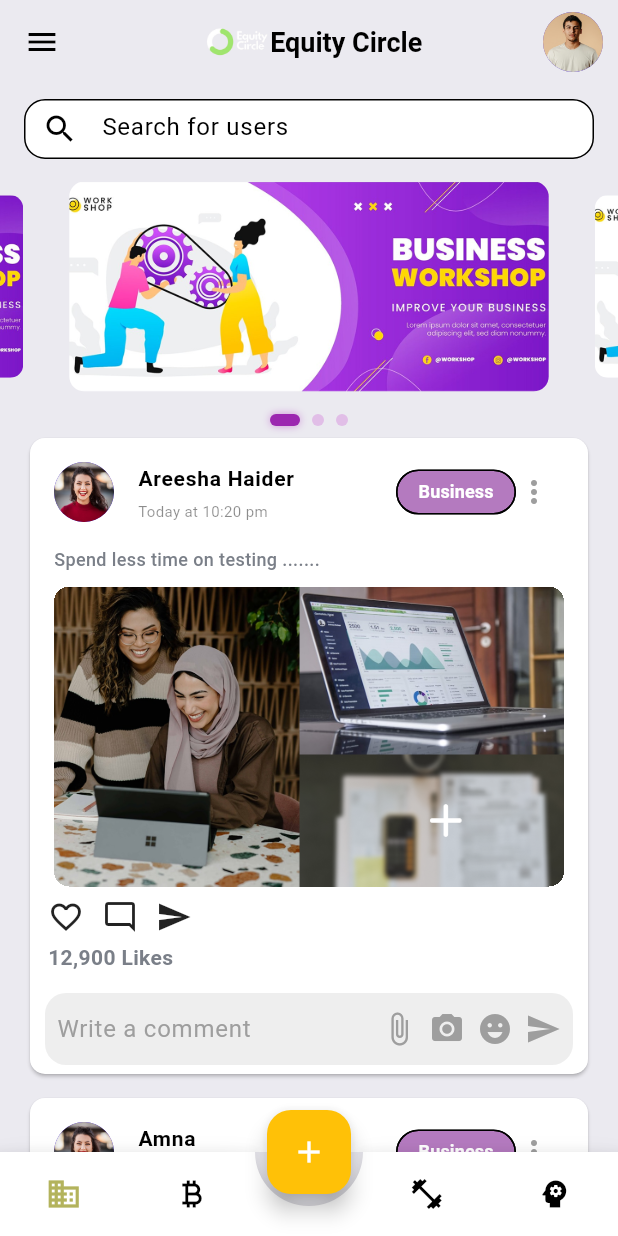
After one commit to WasimMirzaDev/EquityCircleFlutterApp, a Flutter app: the Feednav screen opened by its route, on a phone screen of 412 x 824 dp. The commit adds this screen. Run offline on Flutter 3.47's test engine with Material 3 defaults, Android fonts, the phone set to English and light mode, and no system bars; drawn by our look-alikes of animated_bottom_navigation_bar, carousel_slider; our stand-ins replace dio, flutter_dotenv, go_router, google_fonts, shared_preferences; accounts and stored records are empty.

Commit message:
feedscreen ui

```diff
--- /dev/null
+++ b/lib/features/feeds/feedNav.dart
@@ -0,0 +1,58 @@
+import 'package:equitycircle/features/feeds/feedScreen.dart';
+import 'package:animated_bottom_navigation_bar/animated_bottom_navigation_bar.dart';
+import 'package:flutter/material.dart';
+
+class Feednav extends StatefulWidget {
+  Feednav({super.key});
+
+  @override
+  _FeednavState createState() => _FeednavState();
+}
+
+class _FeednavState extends State<Feednav> {
+  int _selectedIndex = 0;
+
+  static List<Widget> _widgetOptions = <Widget>[
+    FeedbackPage(),
+    Center(child: Text("Bitcoin")),
+    Center(child: Text("Fitness")),
+    Center(child: Text("Psychology")),
+  ];
+
+  final List<IconData> iconList = [
+    Icons.business,
+    Icons.currency_bitcoin,
+    Icons.fitness_center,
+    Icons.psychology,
+  ];
+
+  void ontapItem(int index) {
+    setState(() {
+      _selectedIndex = index;
+    });
+  }
+
+  @override
+  Widget build(BuildContext context) {
+    return Scaffold(
+      resizeToAvoidBottomInset: false,
+      body: _widgetOptions.elementAt(_selectedIndex),
+      floatingActionButton: FloatingActionButton(
+        onPressed: () {},
+        backgroundColor: Colors.amber,
+        child: Icon(Icons.add, color: Colors.white),
+      ),
+      floatingActionButtonLocation: FloatingActionButtonLocation.centerDocked,
+      bottomNavigationBar: AnimatedBottomNavigationBar(
+        icons: iconList,
+        activeIndex: _selectedIndex,
+        gapLocation: GapLocation.center,
+        notchSmoothness: NotchSmoothness.softEdge,
+        backgroundColor: Colors.white,
+        activeColor: Color(0xFFb3b35c),
+        inactiveColor: Colors.black,
+        onTap: ontapItem,
+      ),
+    );
+  }
+}
--- /dev/null
+++ b/lib/features/feeds/feedScreen.dart
@@ -0,0 +1,293 @@
+import 'package:carousel_slider/carousel_slider.dart';
+import 'package:flutter/material.dart';
+
+class FeedbackPage extends StatefulWidget {
+  const FeedbackPage({super.key});
+
+  @override
+  State<FeedbackPage> createState() => _FeedbackPageState();
+}
+
+class _FeedbackPageState extends State<FeedbackPage> {
+  final List<String> carouselImages = [
+    'assets/images/logo_icons/carousel.png',
+    'assets/images/logo_icons/carousel.png',
+    'assets/images/logo_icons/carousel.png',
+  ];
+
+  int currentIndex = 0;
+
+  final List<Map<String, dynamic>> posts = [
+    {
+      "username": "Areesha Haider",
+      "profileImage": "assets/images/p2.png",
+      "time": "Today at 10:20 pm",
+      "category": "Business",
+      "content": "Spend less time on testing .......",
+      "postImage": "assets/images/postImage.png",
+      "likes": "12,900",
+    },
+    {
+      "username": "Amna",
+      "profileImage": "assets/images/p2.png",
+      "time": "Today at 10:20 pm",
+      "category": "Business",
+      "content": "Spend less time on testing .......",
+      "postImage": "assets/images/postImage.png",
+      "likes": "12,900",
+    },
+  ];
+
+  @override
+  Widget build(BuildContext context) {
+    return Scaffold(
+      appBar: AppBar(
+        backgroundColor: Color(0xFFEBEAF0),
+        elevation: 0,
+        leading: IconButton(
+          onPressed: () {},
+          icon: Icon(Icons.menu, color: Colors.black),
+        ),
+        title: Row(
+          mainAxisAlignment: MainAxisAlignment.center,
+          children: [
+            Image.asset(
+              'assets/images/logo_icons/Equity_Circle_full.png',
+              height: 20,
+            ),
+
+            Text(
+              "Equity Circle",
+              style: TextStyle(
+                fontSize: 18,
+                fontWeight: FontWeight.bold,
+                color: Colors.black,
+              ),
+            ),
+          ],
+        ),
+        actions: [
+          CircleAvatar(backgroundImage: AssetImage('assets/images/p1.png')),
+          SizedBox(width: 10),
+        ],
+      ),
+      backgroundColor: Color(0xFFEBEAF0),
+      body: SingleChildScrollView(
+        child: Column(
+          crossAxisAlignment: CrossAxisAlignment.start,
+          children: [
+            Padding(
+              padding: EdgeInsets.symmetric(horizontal: 16, vertical: 10),
+              child: SizedBox(
+                height: 40,
+                child: TextField(
+                  decoration: InputDecoration(
+                    contentPadding: EdgeInsets.symmetric(vertical: 10),
+                    prefixIcon: Icon(Icons.search),
+                    hintText: "Search for users",
+                    hintStyle: TextStyle(height: 1.5),
+                    fillColor: Colors.white,
+                    filled: true,
+                    border: OutlineInputBorder(
+                      borderRadius: BorderRadius.circular(14),
+                    ),
+                  ),
+                ),
+              ),
+            ),
+            CarouselSlider(
+              options: CarouselOptions(
+                height: 150,
+                autoPlay: true,
+                enlargeCenterPage: true,
+                onPageChanged: (index, reason) {
+                  setState(() {
+                    currentIndex = index;
+                  });
+                },
+              ),
+              items:
+                  carouselImages.map((item) {
+                    return Container(
+                      margin: const EdgeInsets.all(5),
+                      decoration: BoxDecoration(
+                        borderRadius: BorderRadius.circular(10),
+                        image: DecorationImage(
+                          image: AssetImage(item),
+                          fit: BoxFit.cover,
+                        ),
+                      ),
+                    );
+                  }).toList(),
+            ),
+            SizedBox(height: 10),
+            CarouselIndicator(),
+
+            ListView.builder(
+              shrinkWrap: true,
+              physics: NeverScrollableScrollPhysics(),
+              itemCount: posts.length,
+              itemBuilder: (context, index) {
+                return buildPost(posts[index]);
+              },
+            ),
+          ],
+        ),
+      ),
+    );
+  }
+
+  Widget CarouselIndicator() {
+    return Row(
+      mainAxisAlignment: MainAxisAlignment.center,
+      children: List.generate(carouselImages.length, (index) {
+        return AnimatedContainer(
+          duration: Duration(milliseconds: 300),
+          margin: EdgeInsets.symmetric(horizontal: 4),
+          width: currentIndex == index ? 20 : 8,
+          height: 8,
+          decoration: BoxDecoration(
+            color:
+                currentIndex == index ? Colors.purple : Colors.purple.shade100,
+            borderRadius: BorderRadius.circular(8),
+            boxShadow:
+                currentIndex == index
+                    ? [BoxShadow(color: Colors.purple.shade200, blurRadius: 4)]
+                    : [],
+          ),
+        );
+      }),
+    );
+  }
+
+  Widget buildPost(Map<String, dynamic> post) {
+    return Padding(
+      padding: EdgeInsets.symmetric(horizontal: 16, vertical: 4),
+      child: Card(
+        shape: RoundedRectangleBorder(borderRadius: BorderRadius.circular(10)),
+        child: Column(
+          crossAxisAlignment: CrossAxisAlignment.start,
+          children: [
+            ListTile(
+              leading: CircleAvatar(
+                backgroundImage: AssetImage(post['profileImage']),
+              ),
+              title: Text(
+                post['username'],
+                style: TextStyle(fontSize: 14, fontWeight: FontWeight.w700),
+              ),
+              subtitle: Text(
+                post['time'],
+                style: TextStyle(color: Colors.black45, fontSize: 10),
+              ),
+              trailing: Row(
+                mainAxisSize: MainAxisSize.min,
+                children: [
+                  SizedBox(
+                    width: 80,
+                    child: Chip(
+                      padding: EdgeInsets.symmetric(horizontal: 6, vertical: 2),
+                      visualDensity: VisualDensity.compact,
+                      label: FittedBox(
+                        child: Text(
+                          post['category'],
+                          style: TextStyle(
+                            color: Colors.white,
+                            fontWeight: FontWeight.bold,
+                          ),
+                        ),
+                      ),
+                      backgroundColor: const Color.fromARGB(255, 180, 122, 191),
+                      shape: RoundedRectangleBorder(
+                        borderRadius: BorderRadius.circular(20),
+                      ),
+                    ),
+                  ),
+
+                  Icon(Icons.more_vert, color: Colors.grey),
+                ],
+              ),
+            ),
+
+            Padding(
+              padding: EdgeInsets.symmetric(horizontal: 16),
+              child: Text(
+                post['content'],
+                style: TextStyle(fontSize: 12, fontWeight: FontWeight.w500),
+              ),
+            ),
+            SizedBox(height: 10),
+            Padding(
+              padding: const EdgeInsets.symmetric(horizontal: 16.0),
+              child: Container(
+                decoration: BoxDecoration(
+                  borderRadius: BorderRadius.circular(10),
+                ),
+                clipBehavior: Clip.hardEdge,
+                child: Image.asset(
+                  post['postImage'],
+                  fit: BoxFit.cover,
+                  width: double.infinity,
+                  height: 200,
+                ),
+              ),
+            ),
+            Padding(
+              padding: const EdgeInsets.symmetric(horizontal: 12, vertical: 8),
+              child: Column(
+                crossAxisAlignment: CrossAxisAlignment.start,
+                children: [
+                  Row(
+                    children: [
+                      Icon(Icons.favorite_border),
+                      SizedBox(width: 12),
+                      Icon(Icons.mode_comment_outlined),
+                      SizedBox(width: 12),
+                      Icon(Icons.send),
+                    ],
+                  ),
+                  SizedBox(height: 5),
+                  Text(
+                    "${post['likes']} Likes",
+                    style: TextStyle(fontWeight: FontWeight.bold),
+                  ),
+                ],
+              ),
+            ),
+
+            Padding(
+              padding: EdgeInsets.symmetric(horizontal: 10, vertical: 6),
+              child: Container(
+                decoration: BoxDecoration(
+                  color: Colors.grey.shade200,
+                  borderRadius: BorderRadius.circular(14),
+                ),
+                padding: EdgeInsets.symmetric(horizontal: 8),
+                child: Row(
+                  children: [
+                    Expanded(
+                      child: TextField(
+                        decoration: InputDecoration(
+                          hintText: "Write a comment",
+                          border: InputBorder.none,
+                          hintStyle: TextStyle(color: Colors.grey),
+                        ),
+                      ),
+                    ),
+                    Icon(Icons.attach_file, color: Colors.grey),
+                    SizedBox(width: 8),
+                    Icon(Icons.camera_alt, color: Colors.grey),
+                    SizedBox(width: 8),
+                    Icon(Icons.emoji_emotions, color: Colors.grey),
+                    SizedBox(width: 8),
+                    Icon(Icons.send, color: Colors.grey),
+                  ],
+                ),
+              ),
+            ),
+          ],
+        ),
+      ),
+    );
+  }
+}
--- a/lib/layout/main-layout.dart
+++ b/lib/layout/main-layout.dart
@@ -41,11 +41,109 @@ class _MainLayoutState extends State<MainLayout> {
 
     return Scaffold(
       key: _scaffoldKey, // ✅ Assign the GlobalKey here
-      drawer: Drawer(
+      /*drawer: Drawer(
         child: Column(
           children: [
             DrawerHeader(child: Text("Equity Circle Menu")),
             ListTile(leading: Icon(Icons.settings), title: Text("Settings")),
+            ListTile(
+              leading: Icon(Icons.feedback),
+              title: Text("Feedback"),
+              onTap: () {
+                context.go('/feedback');
+              },
+            ),
+            GestureDetector(
+              onTap: () {
+                Provider.of<AuthProvider>(context, listen: false).logout();
+                context.go('/login');
+              },
+              child: ListTile(
+                leading: Icon(Icons.logout),
+                title: Text("Logout"),
+              ),
+            ),
+          ],
+        ),
+      ),*/
+      drawer: Drawer(
+        child: Column(
+          crossAxisAlignment: CrossAxisAlignment.start,
+          children: [
+            DrawerHeader(
+              decoration: BoxDecoration(
+                color: Colors.white,
+                border: Border(
+                  bottom: BorderSide(color: Colors.blueGrey, width: 0.01),
+                ),
+              ),
+              child: Column(
+                crossAxisAlignment: CrossAxisAlignment.start,
+                mainAxisAlignment: MainAxisAlignment.center,
+                children: [
+                  Row(
+                    children: [
+                      Image.asset(
+                        'assets/images/logo_icons/Equity_Circle_full.png',
+                        height: 40,
+                        width: 40,
+                      ),
+
+                      Text(
+                        "Equity Circle",
+                        style: GoogleFonts.poppins(
+                          fontSize: 18,
+                          fontWeight: FontWeight.w600,
+                        ),
+                      ),
+                    ],
+                  ),
+                ],
+              ),
+            ),
+            ListTile(
+              leading: Icon(Icons.home),
+              title: Text("Home", style: GoogleFonts.poppins()),
+              onTap: () => context.go('/home'),
+            ),
+            ListTile(
+              leading: Icon(Icons.school),
+              title: Text("Education", style: GoogleFonts.poppins()),
+              onTap: () => context.go('/education'),
+            ),
+            ListTile(
+              leading: Icon(Icons.work_outline),
+              title: Text("Joblish", style: GoogleFonts.poppins()),
+              onTap: () => context.go('/joblish'),
+            ),
+            ListTile(
+              leading: Icon(Icons.calendar_today),
+              title: Text("Calendar", style: GoogleFonts.poppins()),
+              onTap: () => context.go('/calendar'),
+            ),
+            ListTile(
+              leading: Icon(Icons.notifications),
+              title: Text("Notifications", style: GoogleFonts.poppins()),
+              onTap: () => context.go('/notifications'),
+            ),
+            ListTile(
+              leading: Icon(
+                Icons.settings,
+                color: Theme.of(context).iconTheme.color,
+              ),
+              title: Text("Settings", style: GoogleFonts.poppins()),
+              onTap: () {
+                context.go('/settings');
+              },
+            ),
+
+            ListTile(
+              leading: Icon(Icons.feedback),
+              title: Text("Feedback"),
+              onTap: () {
+                context.go('/feedback');
+              },
+            ),
             GestureDetector(
               onTap: () {
                 Provider.of<AuthProvider>(context, listen: false).logout();
@@ -59,6 +157,7 @@ class _MainLayoutState extends State<MainLayout> {
           ],
         ),
       ),
+
       appBar: AppBar(
         backgroundColor: Theme.of(context).colorScheme.background,
         leading: IconButton(
--- a/lib/router.dart
+++ b/lib/router.dart
@@ -1,4 +1,6 @@
 import 'package:equitycircle/features/auth/register_page.dart';
+import 'package:equitycircle/features/feeds/feedNav.dart';
+import 'package:equitycircle/features/feeds/feedScreen.dart';
 import 'package:equitycircle/layout/main-layout.dart';
 import 'package:flutter/material.dart';
 import 'package:go_router/go_router.dart';
@@ -83,5 +85,14 @@ final GoRouter router = GoRouter(
         return authProvider.isAuthenticated ? '/' : null;
       },
     ),
+
+    GoRoute(
+      path: '/feedback',
+      builder: (context, state) => Feednav(),
+      redirect: (context, state) {
+        final authProvider = Provider.of<AuthProvider>(context, listen: false);
+        return authProvider.isAuthenticated ? null : '/login';
+      },
+    ),
   ],
 );
--- a/pubspec.yaml
+++ b/pubspec.yaml
@@ -44,6 +44,8 @@ dependencies:
   flutter_launcher_icons: ^0.14.3
   flutter_native_splash: ^2.4.5
   google_fonts: ^6.2.1
+  carousel_slider: ^5.0.0
+  animated_bottom_navigation_bar: ^1.4.0
 
 dev_dependencies:
   flutter_test:
@@ -73,6 +75,7 @@ flutter:
     - assets/images/logo_icons/
     - assets/splash/
     - assets/icon/
+    - assets/images/
 
   # An image asset can refer to one or more resolution-specific "variants", see
   # https://flutter.dev/to/resolution-aware-images
```
Also changed, not shown: assets/images/logo_icons/carousel.png (added), assets/images/p1.png (added), assets/images/p2.png (added), assets/images/postImage.png (added), pubspec.lock, 1 other file.
